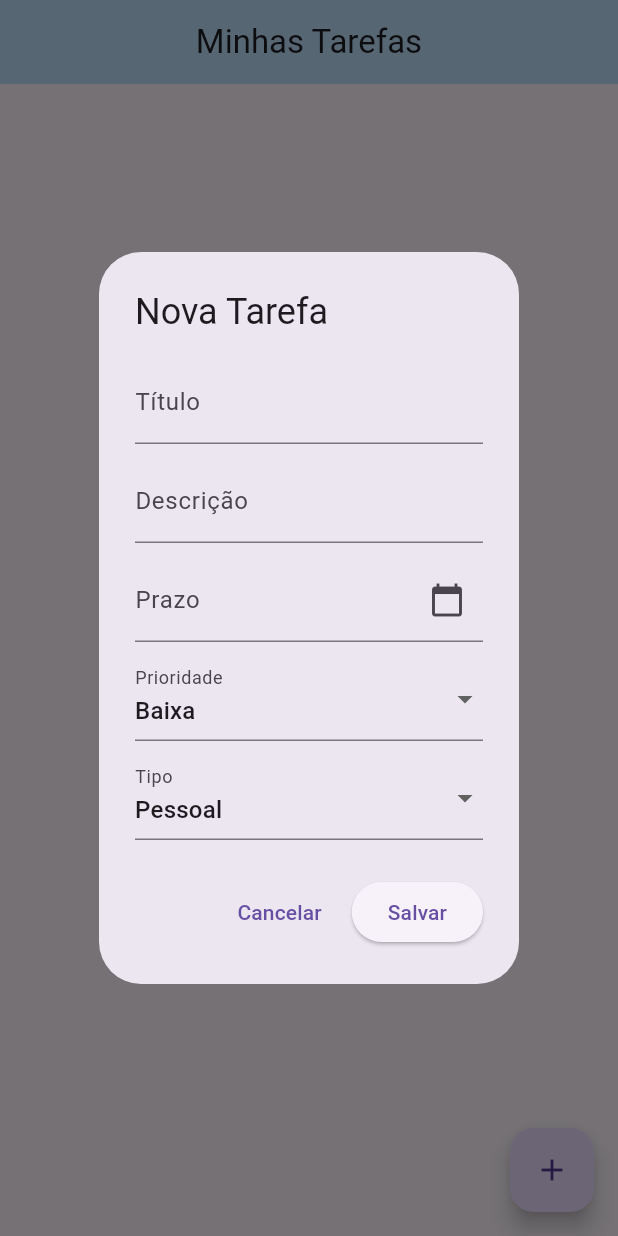
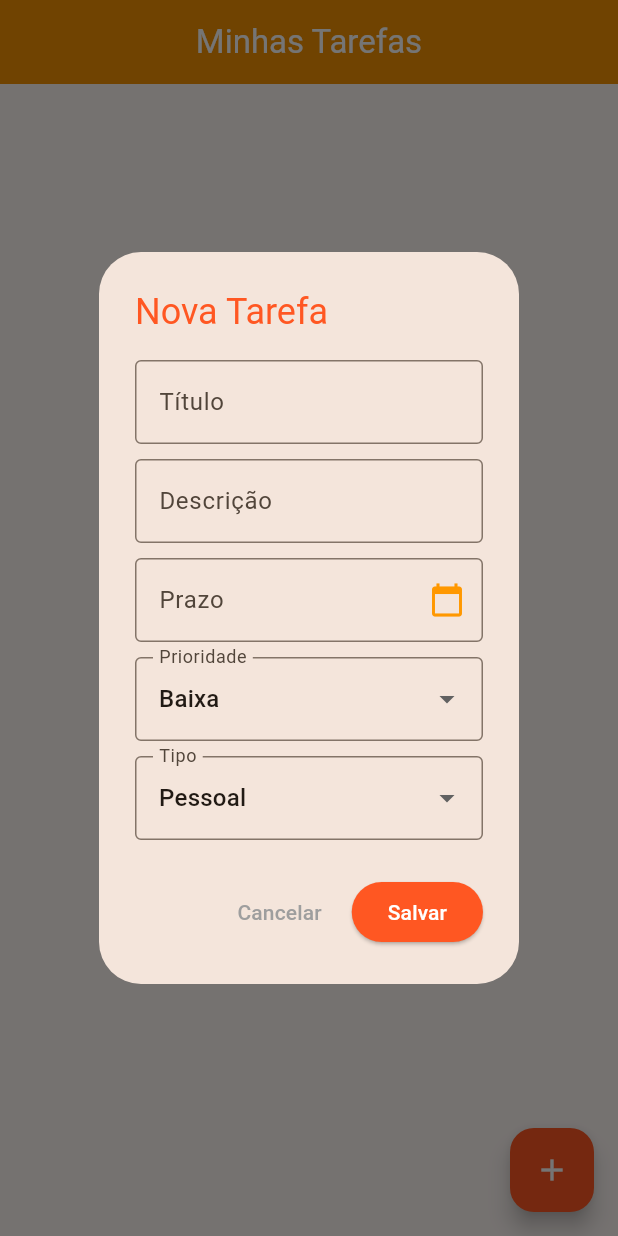
Before and after one commit to camilalima0/lista-de-tarefas---flutter, a Flutter app: the screen it shows after launch, after a tap on the "add" icon, on a phone screen of 412 x 824 dp. Run offline on Flutter 3.47's test engine with Material 3 defaults, Android fonts, the phone set to English and light mode, and no system bars; our stand-ins replace sqflite; accounts and stored records are empty.

Commit message:
versao final

```diff
--- a/lib/main.dart
+++ b/lib/main.dart
@@ -1,7 +1,7 @@
 import 'package:flutter/material.dart';
 import 'database_helper.dart';
 
-// --- ENUMS ---
+// --- ENUMS (Mantidos igual) ---
 enum Prioridade {
   baixa,
   media,
@@ -18,14 +18,15 @@
     }
   }
 
+  // Ajustei as cores para combinar melhor com o tema laranja
   Color get color {
     switch (this) {
       case Prioridade.baixa:
         return Colors.green;
       case Prioridade.media:
-        return Colors.orange;
+        return Colors.amber; // Amber combina mais com Laranja
       case Prioridade.alta:
-        return Colors.red;
+        return Colors.redAccent;
     }
   }
 }
@@ -47,6 +48,46 @@
   }
 }
 
+// --- DEFINIÇÃO DO TEMA ENERGÉTICO ---
+final ThemeData temaEnergetico = ThemeData(
+  useMaterial3: true,
+  // Define a base de cores
+  colorScheme: ColorScheme.fromSeed(
+    seedColor: Colors.orange, // Cor Primária base
+    primary: Colors.orange,
+    secondary: Colors.deepOrange, // Cor Secundária (Botões de ação, destaque)
+    brightness: Brightness.light,
+  ),
+
+  // Customiza a barra superior
+  appBarTheme: const AppBarTheme(
+    backgroundColor: Colors.orange,
+    foregroundColor: Colors.white, // Cor do texto/ícones na barra
+    centerTitle: true,
+    elevation: 4, // Sombra leve
+  ),
+
+  // Customiza o botão flutuante (+)
+  floatingActionButtonTheme: const FloatingActionButtonThemeData(
+    backgroundColor: Colors.deepOrange,
+    foregroundColor: Colors.white,
+  ),
+
+  // Customiza os Cards da lista
+  cardTheme: CardThemeData(
+    color: Colors.orange[50], // Um laranja bem clarinho no fundo do card
+    elevation: 2,
+  ),
+
+  // Customiza os botões de Salvar/Atualizar
+  elevatedButtonTheme: ElevatedButtonThemeData(
+    style: ElevatedButton.styleFrom(
+      backgroundColor: Colors.deepOrange,
+      foregroundColor: Colors.white,
+    ),
+  ),
+);
+
 void main() async {
   WidgetsFlutterBinding.ensureInitialized();
   runApp(const MyApp());
@@ -60,7 +101,10 @@
     return MaterialApp(
       debugShowCheckedModeBanner: false,
       title: 'Lista de Tarefas',
-      theme: ThemeData(primarySwatch: Colors.blue, useMaterial3: true),
+
+      // AQUI APLICAMOS O SEU TEMA NOVO:
+      theme: temaEnergetico,
+
       home: const TelaTarefa(),
     );
   }
@@ -74,12 +118,10 @@
 }
 
 class _TelaTarefaState extends State<TelaTarefa> {
-  // Controllers
   final TextEditingController _tituloController = TextEditingController();
   final TextEditingController _descricaoController = TextEditingController();
   final TextEditingController _prazoController = TextEditingController();
 
-  // Variáveis de Estado (Valores Padrão)
   Prioridade _prioridadeSelecionada = Prioridade.baixa;
   TipoTarefa _tipoSelecionado = TipoTarefa.pessoal;
 
@@ -92,7 +134,6 @@
   }
 
   // --- BANCO DE DADOS ---
-
   void _atualizarListaTarefas() async {
     final dbHelper = DatabaseHelper();
     final dados = await dbHelper.queryAllRows();
@@ -101,7 +142,6 @@
     });
   }
 
-  // Agora esta função serve para SALVAR (Criar) ou ATUALIZAR (Editar)
   void _salvarOuAtualizarTarefa({int? id}) async {
     if (_tituloController.text.isEmpty) return;
 
@@ -117,21 +157,16 @@
     };
 
     if (id == null) {
-      // Se não tem ID, é CRIAÇÃO (Insert)
       await dbHelper.insert(dadosTarefa);
     } else {
-      // Se tem ID, é ATUALIZAÇÃO (Update)
-      // Precisamos adicionar o ID no map para o WHERE do banco funcionar
       dadosTarefa['idTarefa'] = id;
       await dbHelper.update(dadosTarefa);
     }
 
-    // Limpa campos
     _tituloController.clear();
     _descricaoController.clear();
     _prazoController.clear();
 
-    // Reseta Enums
     setState(() {
       _prioridadeSelecionada = Prioridade.baixa;
       _tipoSelecionado = TipoTarefa.pessoal;
@@ -139,9 +174,7 @@
 
     _atualizarListaTarefas();
 
-    if (mounted) {
-      FocusScope.of(context).unfocus();
-    }
+    if (mounted) FocusScope.of(context).unfocus();
   }
 
   void _deletarTarefa(int id) async {
@@ -156,24 +189,33 @@
   }
 
   // --- TELA ---
-
   @override
   Widget build(BuildContext context) {
     return Scaffold(
       appBar: AppBar(
         title: const Text('Minhas Tarefas'),
-        centerTitle: true,
-        backgroundColor: Colors.blue[100],
+        // Removi o backgroundColor hardcoded daqui para ele pegar do tema
       ),
       body: _listaTarefas.isEmpty
-          ? const Center(child: Text('Nenhuma tarefa cadastrada.'))
+          ? Center(
+              child: Column(
+                mainAxisAlignment: MainAxisAlignment.center,
+                children: [
+                  Icon(Icons.list_alt, size: 80, color: Colors.orange[200]),
+                  const SizedBox(height: 20),
+                  const Text(
+                    'Nenhuma tarefa ainda.\nVamos produzir!',
+                    textAlign: TextAlign.center,
+                  ),
+                ],
+              ),
+            )
           : ListView.builder(
               padding: const EdgeInsets.all(8),
               itemCount: _listaTarefas.length,
               itemBuilder: (context, index) {
                 final item = _listaTarefas[index];
 
-                // Conversão segura de String para Enum
                 Prioridade prioridadeObj;
                 try {
                   prioridadeObj = Prioridade.values.byName(
@@ -191,13 +233,10 @@
                 }
 
                 return Card(
-                  elevation: 2,
-                  margin: const EdgeInsets.symmetric(vertical: 5),
+                  // O Card agora pega a cor laranja clarinho do tema automaticamente
                   child: ListTile(
-                    // AQUI: Ao clicar no item, abre o modo de EDICÃO
-                    onTap: () {
-                      _mostrarFormulario(context, tarefaParaEditar: item);
-                    },
+                    onTap: () =>
+                        _mostrarFormulario(context, tarefaParaEditar: item),
                     leading: CircleAvatar(
                       backgroundColor: prioridadeObj.color,
                       child: const Icon(
@@ -219,15 +258,15 @@
                         if (item['descricaoTarefa'] != "")
                           Text(
                             item['descricaoTarefa'],
-                            style: const TextStyle(
+                            style: TextStyle(
                               fontSize: 12,
-                              color: Colors.grey,
+                              color: Colors.grey[800],
                             ),
                           ),
                       ],
                     ),
                     trailing: IconButton(
-                      icon: const Icon(Icons.delete, color: Colors.redAccent),
+                      icon: const Icon(Icons.delete, color: Colors.deepOrange),
                       onPressed: () => _deletarTarefa(item['idTarefa']),
                     ),
                   ),
@@ -235,25 +274,21 @@
               },
             ),
       floatingActionButton: FloatingActionButton(
-        // Ao clicar no +, chamamos o formulário SEM tarefa (modo criação)
         onPressed: () => _mostrarFormulario(context, tarefaParaEditar: null),
         child: const Icon(Icons.add),
+        // A cor deepOrange vem do tema
       ),
     );
   }
 
-  // O parâmetro 'tarefaParaEditar' é opcional (?)
   void _mostrarFormulario(
     BuildContext context, {
     Map<String, dynamic>? tarefaParaEditar,
   }) {
-    // LÓGICA DE PREENCHIMENTO AUTOMÁTICO
     if (tarefaParaEditar != null) {
-      // Modo Edição: Preenche os campos com os dados existentes
       _tituloController.text = tarefaParaEditar['tituloTarefa'];
       _descricaoController.text = tarefaParaEditar['descricaoTarefa'];
       _prazoController.text = tarefaParaEditar['prazoTarefa'];
-
       try {
         _prioridadeSelecionada = Prioridade.values.byName(
           tarefaParaEditar['prioridadeTarefa'],
@@ -261,11 +296,8 @@
         _tipoSelecionado = TipoTarefa.values.byName(
           tarefaParaEditar['tipoTarefa'],
         );
-      } catch (e) {
-        // Se der erro na conversão, mantém o padrão
-      }
+      } catch (e) {}
     } else {
-      // Modo Criação: Limpa tudo
       _tituloController.clear();
       _descricaoController.clear();
       _prazoController.clear();
@@ -279,9 +311,11 @@
         return StatefulBuilder(
           builder: (context, setDialogState) {
             return AlertDialog(
-              // Muda o título dependendo do modo
               title: Text(
                 tarefaParaEditar == null ? 'Nova Tarefa' : 'Editar Tarefa',
+                style: const TextStyle(
+                  color: Colors.deepOrange,
+                ), // Destaque no título
               ),
               content: SingleChildScrollView(
                 child: Column(
@@ -289,28 +323,44 @@
                   children: [
                     TextField(
                       controller: _tituloController,
-                      decoration: const InputDecoration(labelText: 'Título'),
+                      decoration: const InputDecoration(
+                        labelText: 'Título',
+                        border: OutlineInputBorder(),
+                        focusedBorder: OutlineInputBorder(
+                          borderSide: BorderSide(
+                            color: Colors.deepOrange,
+                            width: 2,
+                          ),
+                        ),
+                      ),
                     ),
                     const SizedBox(height: 10),
                     TextField(
                       controller: _descricaoController,
-                      decoration: const InputDecoration(labelText: 'Descrição'),
+                      decoration: const InputDecoration(
+                        labelText: 'Descrição',
+                        border: OutlineInputBorder(),
+                      ),
                     ),
                     const SizedBox(height: 10),
                     TextField(
                       controller: _prazoController,
                       decoration: const InputDecoration(
                         labelText: 'Prazo',
-                        suffixIcon: Icon(Icons.calendar_today),
+                        suffixIcon: Icon(
+                          Icons.calendar_today,
+                          color: Colors.orange,
+                        ),
+                        border: OutlineInputBorder(),
                       ),
                     ),
                     const SizedBox(height: 10),
 
-                    // Dropdown Prioridade
                     DropdownButtonFormField<Prioridade>(
                       value: _prioridadeSelecionada,
                       decoration: const InputDecoration(
                         labelText: 'Prioridade',
+                        border: OutlineInputBorder(),
                       ),
                       items: Prioridade.values.map((Prioridade p) {
                         return DropdownMenuItem(value: p, child: Text(p.label));
@@ -322,10 +372,12 @@
 
                     const SizedBox(height: 10),
 
-                    // Dropdown Tipo
                     DropdownButtonFormField<TipoTarefa>(
                       value: _tipoSelecionado,
-                      decoration: const InputDecoration(labelText: 'Tipo'),
+                      decoration: const InputDecoration(
+                        labelText: 'Tipo',
+                        border: OutlineInputBorder(),
+                      ),
                       items: TipoTarefa.values.map((TipoTarefa t) {
                         return DropdownMenuItem(value: t, child: Text(t.label));
                       }).toList(),
@@ -340,16 +392,17 @@
                 TextButton(
                   onPressed: () {
                     Navigator.pop(context);
-                    // Limpa controllers ao cancelar para não ficar lixo na próxima vez
                     _tituloController.clear();
                     _descricaoController.clear();
                     _prazoController.clear();
                   },
-                  child: const Text('Cancelar'),
+                  child: const Text(
+                    'Cancelar',
+                    style: TextStyle(color: Colors.grey),
+                  ),
                 ),
                 ElevatedButton(
                   onPressed: () {
-                    // Chama a função passando o ID se for edição, ou null se for criação
                     _salvarOuAtualizarTarefa(
                       id: tarefaParaEditar != null
                           ? tarefaParaEditar['idTarefa']
```
